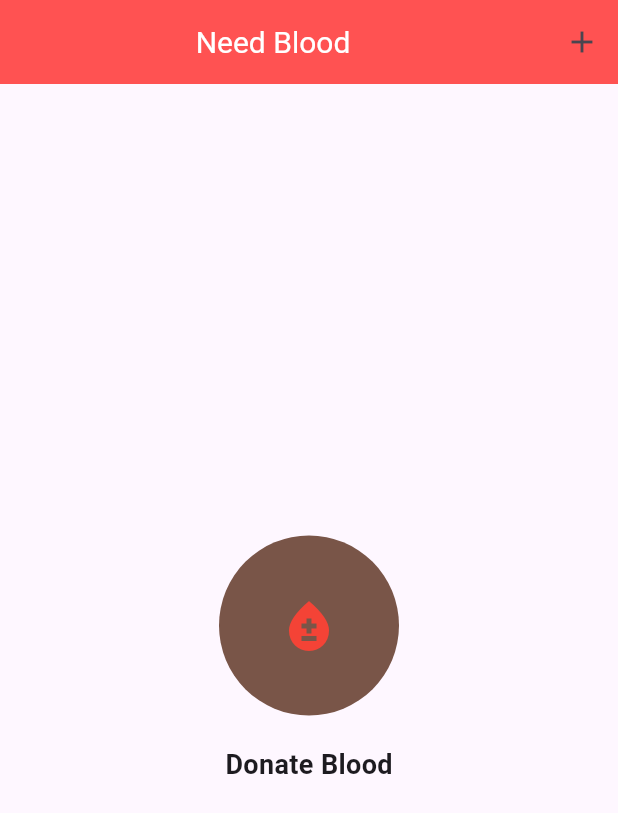
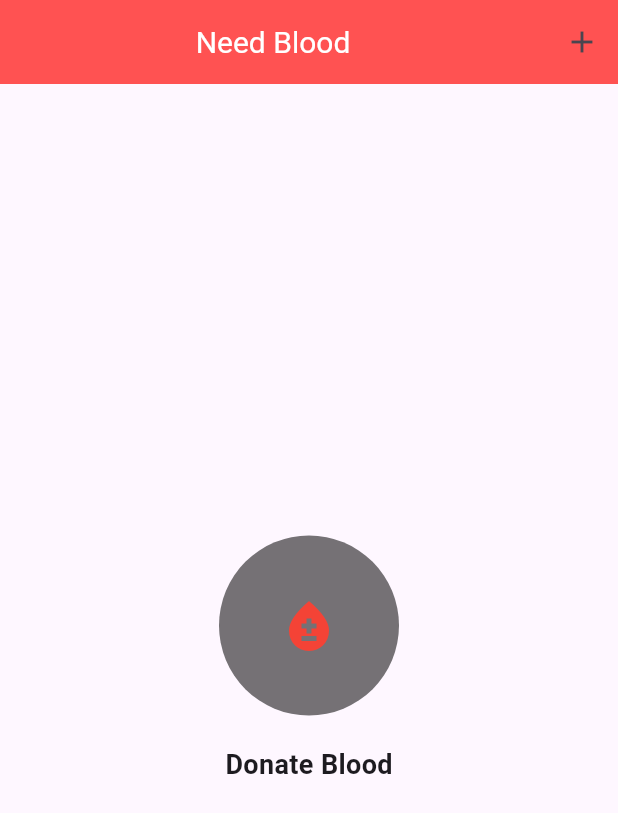
Before and after one commit to jahidhasanmonnaostad/ostadassingment02, a Flutter app: the screen it shows after launch, on a phone screen of 412 x 824 dp. Shown: the top 813 px of the screen. Run offline on Flutter 3.47's test engine with Material 3 defaults, Android fonts, the phone set to English and light mode, and no system bars.

Commit message:
"change Icon Button  in Icon Button Widget"

```diff
--- a/lib/main.dart
+++ b/lib/main.dart
@@ -49,7 +49,7 @@ class HomeActivity extends StatelessWidget {
 
             CircleAvatar(
               radius: 60,
-              backgroundColor: Colors.brown,//i am not guess colors name
+              backgroundColor: Colors.black54,//i am not guess colors name
               child: IconButton(
                 onPressed: () {},
                 icon: Icon(Icons.bloodtype, color: Colors.red,size:40,), // Corrected icon name
```
